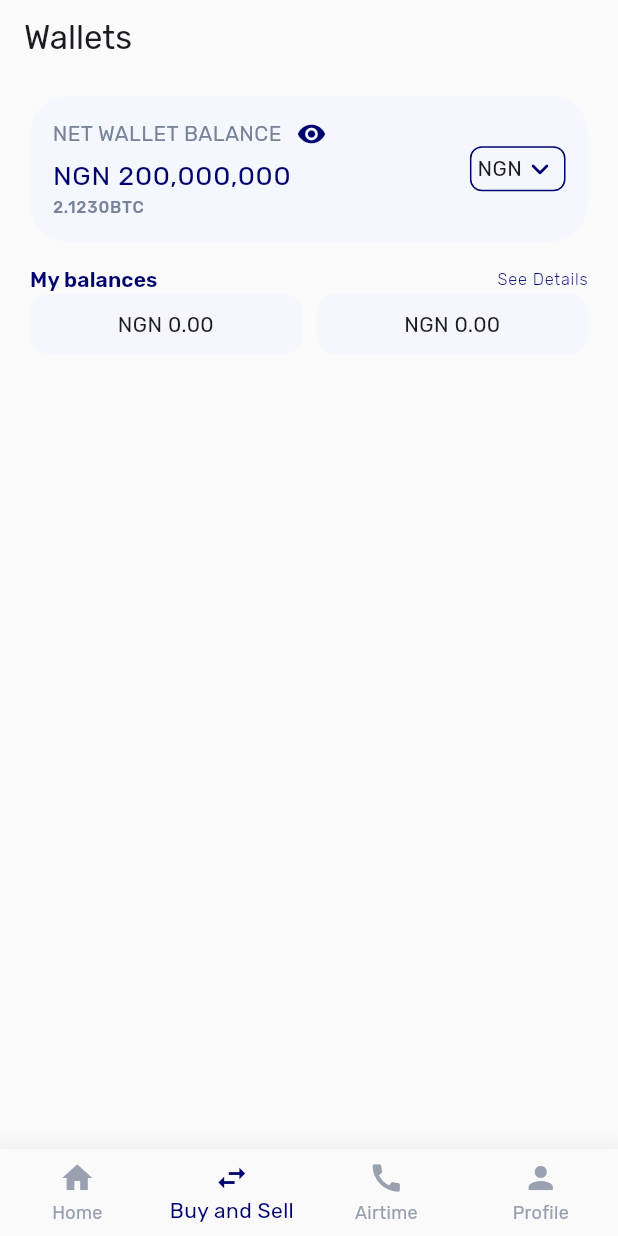
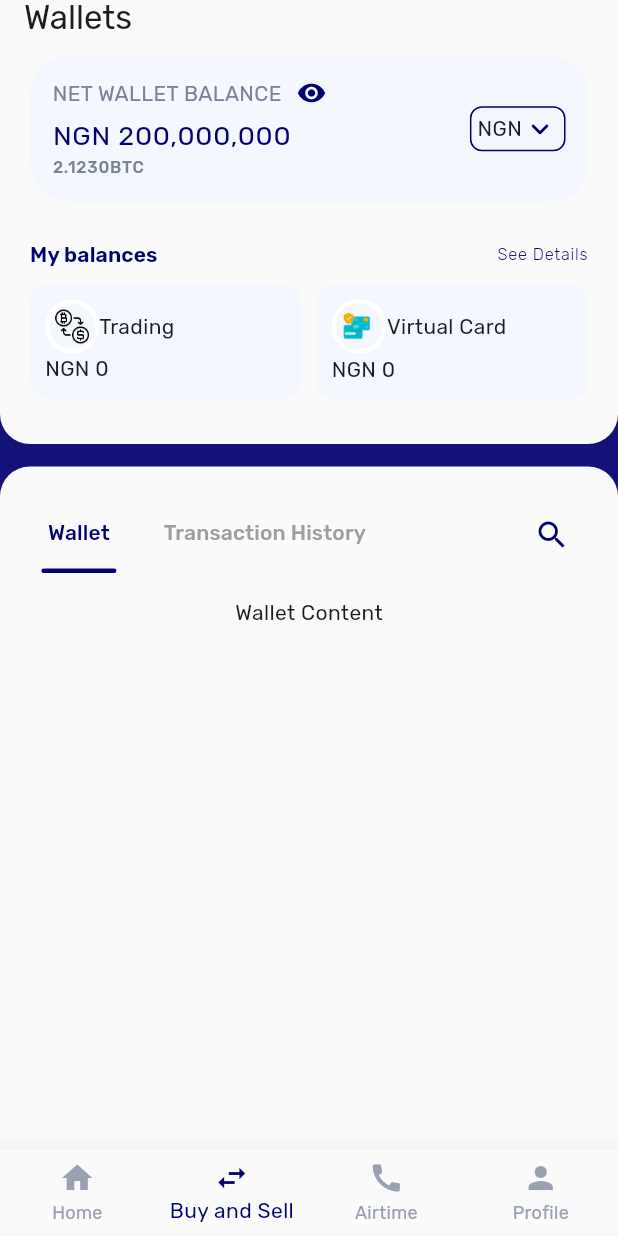
Before and after one commit to thedevsaxist/dantown-clone, a Flutter app: the BuySellScreen screen opened by its route, on a phone screen of 412 x 824 dp. Run offline on Flutter 3.47's test engine with Material 3 defaults, Android fonts, the phone set to English and light mode, and no system bars; our stand-ins replace flutter_dotenv, get_it, go_router, google_fonts; missing offline and left inert: default_ui_components, uicons.

Commit message:
Add new exchange icon image to assets

```diff
--- a/lib/app/core/gen/assets.gen.dart
+++ b/lib/app/core/gen/assets.gen.dart
@@ -11,6 +11,10 @@ import 'package:flutter/widgets.dart';
 
 class $AssetsImagesGen {
   const $AssetsImagesGen();
+
+  /// File path: assets/images/exchange.png
+  AssetGenImage get exchange =>
+      const AssetGenImage('assets/images/exchange.png');
 
   /// File path: assets/images/headshot.jpeg
   AssetGenImage get headshot =>
@@ -32,6 +36,7 @@ class $AssetsImagesGen {
 
   /// List of all assets
   List<AssetGenImage> get values => [
+    exchange,
     headshot,
     more,
     recharge,
--- a/lib/app/features/trade/presentation/screens/buy_sell_screen.dart
+++ b/lib/app/features/trade/presentation/screens/buy_sell_screen.dart
@@ -1,3 +1,4 @@
+import 'package:d_crypto_lite/app/core/gen/assets.gen.dart';
 import 'package:d_crypto_lite/app/core/theme.dart';
 import 'package:d_crypto_lite/app/core/widgets/wallet_display.dart';
 import 'package:flutter/material.dart';
@@ -10,17 +11,26 @@ class BuySellScreen extends StatefulWidget {
 }
 
 class _BuySellScreenState extends State<BuySellScreen> {
+  int _selectedTab = 0;
+  int _previousTab = 0; // Add this line
+
   @override
   Widget build(BuildContext context) {
     final t = Theme.of(context).textTheme;
 
     return Scaffold(
+      backgroundColor: AppColors.darkBlue,
       appBar: AppBar(
         title: Text("Wallets"),
         centerTitle: false,
+        shape: RoundedRectangleBorder(
+          borderRadius: BorderRadiusGeometry.vertical(bottom: Radius.circular(20)),
+        ),
         bottom: PreferredSize(
-          preferredSize: Size.fromHeight(120),
-          child: WalletDisplay(
+          preferredSize: Size.fromHeight(240),
+          child: Column(
+            children: [
+              WalletDisplay(
                 trailing: Container(
                   padding: const EdgeInsets.symmetric(horizontal: 4.0, vertical: 2.0),
                   decoration: BoxDecoration(
@@ -30,13 +40,10 @@ class _BuySellScreenState extends State<BuySellScreen> {
                   child: Row(children: [Text("NGN"), Icon(Icons.keyboard_arrow_down_rounded)]),
                 ),
               ),
-        ),
-      ),
-      body: Padding(
-        padding: const EdgeInsets.symmetric(horizontal: 20.0),
-        child: Column(
-          children: [
-            Row(
+
+              Padding(
+                padding: const EdgeInsets.symmetric(horizontal: 20.0, vertical: 10.0),
+                child: Row(
                   mainAxisAlignment: MainAxisAlignment.spaceBetween,
                   children: [
                     Text(
@@ -55,36 +62,165 @@ class _BuySellScreenState extends State<BuySellScreen> {
                     ),
                   ],
                 ),
+              ),
 
+              Padding(
+                padding: const EdgeInsets.only(left: 20.0, right: 20.0, bottom: 30.0),
+                child: Row(
+                  children: [
+                    _Balance(
+                      label: "Trading",
+                      icon: Assets.images.exchange.image(scale: 17),
+                      balance: "0",
+                    ),
+
+                    SizedBox(width: 10),
+
+                    _Balance(
+                      label: "Virtual Card",
+                      icon: Assets.images.virtualCard.image(scale: 6),
+                      balance: "0",
+                    ),
+                  ],
+                ),
+              ),
+            ],
+          ),
+        ),
+      ),
+      body: Padding(
+        padding: const EdgeInsets.only(top: 15.0),
+        child: Container(
+          padding: const EdgeInsets.all(20.0),
+          decoration: BoxDecoration(
+            color: AppColors.backgroundColor,
+            borderRadius: BorderRadius.vertical(top: Radius.circular(20)),
+          ),
+          child: Column(
+            children: [
+              Row(
+                mainAxisAlignment: MainAxisAlignment.spaceBetween,
+                children: [
                   Row(
                     children: [
-                Expanded(
+                      Column(
+                        mainAxisSize: MainAxisSize.min,
+                        children: [
+                          TextButton(
+                            onPressed: () {
+                              if (_selectedTab != 0) {
+                                setState(() {
+                                  _previousTab = _selectedTab;
+                                  _selectedTab = 0;
+                                });
+                              }
+                            },
+                            style: TextButton.styleFrom(
+                              foregroundColor:
+                                  _selectedTab == 0 ? AppColors.primaryColor : Colors.grey,
+                              textStyle: t.labelLarge,
+                            ),
+                            child: Text("Wallet"),
+                          ),
+                          Container(
+                            height: 3,
+                            width: 50,
+                            decoration: BoxDecoration(
+                              color:
+                                  _selectedTab == 0 ? AppColors.primaryColor : Colors.transparent,
+                              borderRadius: BorderRadius.circular(2),
+                            ),
+                          ),
+                        ],
+                      ),
+                      const SizedBox(width: 12),
+                      Column(
+                        mainAxisSize: MainAxisSize.min,
+                        children: [
+                          TextButton(
+                            onPressed: () {
+                              if (_selectedTab != 1) {
+                                setState(() {
+                                  _previousTab = _selectedTab;
+                                  _selectedTab = 1;
+                                });
+                              }
+                            },
+                            style: TextButton.styleFrom(
+                              foregroundColor:
+                                  _selectedTab == 1 ? AppColors.primaryColor : Colors.grey,
+                              textStyle: t.labelLarge,
+                            ),
+                            child: Text("Transaction History"),
+                          ),
+                          Container(
+                            height: 3,
+                            width: 130,
+                            decoration: BoxDecoration(
+                              color:
+                                  _selectedTab == 1 ? AppColors.primaryColor : Colors.transparent,
+                              borderRadius: BorderRadius.circular(2),
+                            ),
+                          ),
+                        ],
+                      ),
+                    ],
+                  ),
+                  IconButton(
+                    icon: Icon(Icons.search, color: AppColors.primaryColor),
+                    onPressed: () {
+                      // TODO: Implement search action
+                    },
+                  ),
+                ],
+              ),
+              SizedBox(height: 16),
+              _selectedTab == 0
+                  ? Center(child: Text("Wallet Content"))
+                  : Center(child: Text("Transaction History Content")),
+            ],
+          ),
+        ),
+      ),
+    );
+  }
+}
+
+class _Balance extends StatelessWidget {
+  final String label;
+  final Widget icon;
+  final String balance;
+
+  const _Balance({required this.label, required this.icon, required this.balance});
+
+  @override
+  Widget build(BuildContext context) {
+    final t = Theme.of(context).textTheme;
+
+    return Expanded(
       child: Container(
         padding: const EdgeInsets.all(10.0),
         decoration: BoxDecoration(
           borderRadius: BorderRadius.circular(12),
           color: AppColors.lightBlue,
         ),
-                    child: Column(children: [Row(children: [
-
-                    ]), Text("NGN 0.00")]),
+        child: Column(
+          crossAxisAlignment: CrossAxisAlignment.start,
+          children: [
+            Row(
+              children: [
+                Container(
+                  padding: EdgeInsets.zero,
+                  decoration: BoxDecoration(
+                    border: Border.all(color: Colors.white, width: 3.0),
+                    shape: BoxShape.circle,
                   ),
+                  child: icon,
                 ),
-
-                SizedBox(width: 10),
-
-                Expanded(
-                  child: Container(
-                    padding: const EdgeInsets.all(10.0),
-                    decoration: BoxDecoration(
-                      borderRadius: BorderRadius.circular(12),
-                      color: AppColors.lightBlue,
-                    ),
-                    child: Column(children: [Text("NGN 0.00")]),
-                  ),
-                ),
+                Text(label, style: t.bodyMedium),
               ],
             ),
+            Text("NGN $balance"),
           ],
         ),
       ),
```
Also changed, not shown: assets/images/exchange.png (added), pubspec.lock, 1 other file. Lines whose indentation alone changed are shown as unchanged.
